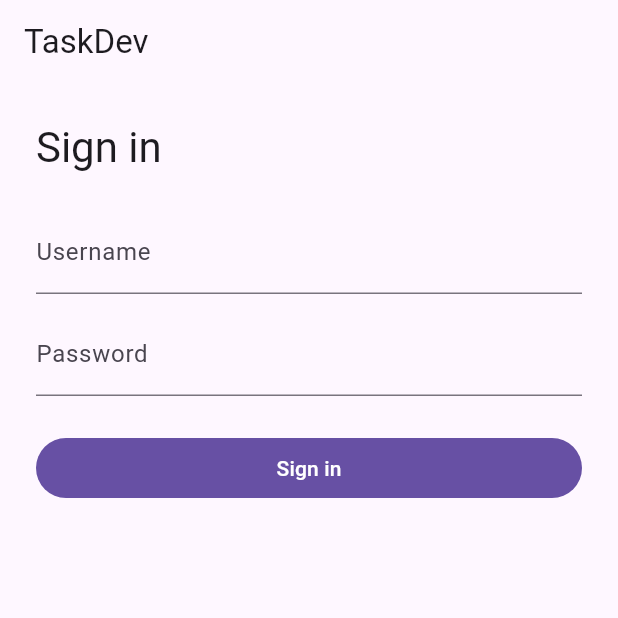
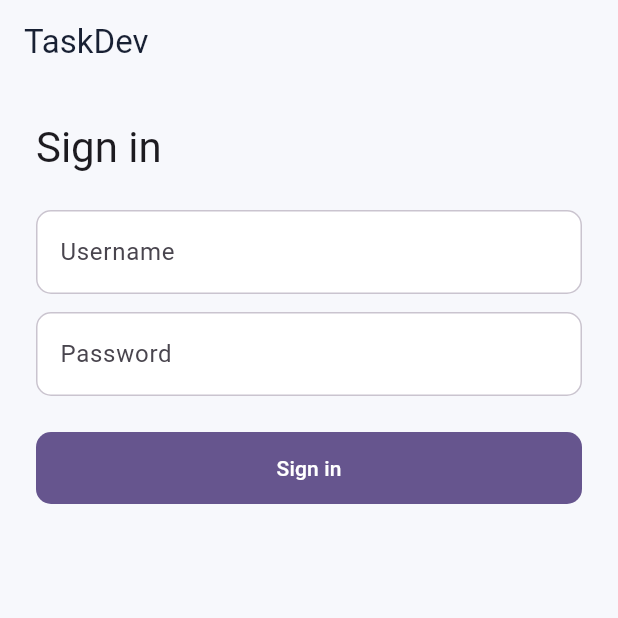
Before and after one commit to MirandaFrancoCBA/taskdev, a Flutter app: the screen it shows after launch, on a phone screen of 412 x 824 dp, the top half of it. Run offline on Flutter 3.47's test engine with Material 3 defaults, Android fonts, the phone set to English and light mode, and no system bars; our stand-ins replace flutter_secure_storage.

Commit message:
Establish MasseDev design system foundations (#68)
* feat(ui): add MasseDev design foundations

* feat(ui): add MasseDev design foundations

* feat(ui): apply MasseDev theme

```diff
--- a/frontend/lib/app.dart
+++ b/frontend/lib/app.dart
@@ -1,6 +1,7 @@
 import 'package:flutter/material.dart';
 
 import 'core/api/api_client.dart';
+import 'core/theme/masse_dev_theme.dart';
 import 'features/auth/session_gate.dart';
 
 class TaskDevApp extends StatelessWidget {
@@ -12,7 +13,7 @@ class TaskDevApp extends StatelessWidget {
     return MaterialApp(
       title: 'TaskDev',
       debugShowCheckedModeBanner: false,
-      theme: ThemeData(useMaterial3: true),
+      theme: TaskDevTheme.light,
       home: SessionGate(api: api),
     );
   }
--- /dev/null
+++ b/frontend/lib/core/theme/masse_dev_theme.dart
@@ -0,0 +1,83 @@
+import 'package:flutter/material.dart';
+
+abstract final class MasseDevTokens {
+  static const brandPurple = Color(0xFF6D3CCF);
+  static const brandBlue = Color(0xFF249DCE);
+  static const ink = Color(0xFF182033);
+  static const mutedInk = Color(0xFF667085);
+  static const canvas = Color(0xFFF7F8FC);
+  static const surface = Colors.white;
+
+  static const spaceXs = 4.0;
+  static const spaceSm = 8.0;
+  static const spaceMd = 16.0;
+  static const spaceLg = 24.0;
+  static const spaceXl = 32.0;
+
+  static const radiusSm = 10.0;
+  static const radiusMd = 16.0;
+  static const radiusLg = 24.0;
+
+  static const pageMaxWidth = 1180.0;
+}
+
+abstract final class TaskDevTheme {
+  static ThemeData get light {
+    final scheme = ColorScheme.fromSeed(
+      seedColor: MasseDevTokens.brandPurple,
+      brightness: Brightness.light,
+      surface: MasseDevTokens.surface,
+    );
+
+    final base = ThemeData(
+      useMaterial3: true,
+      colorScheme: scheme,
+      scaffoldBackgroundColor: MasseDevTokens.canvas,
+    );
+
+    return base.copyWith(
+      appBarTheme: const AppBarTheme(
+        centerTitle: false,
+        elevation: 0,
+        scrolledUnderElevation: 0,
+        backgroundColor: MasseDevTokens.canvas,
+        foregroundColor: MasseDevTokens.ink,
+      ),
+      cardTheme: CardThemeData(
+        elevation: 0,
+        color: MasseDevTokens.surface,
+        margin: EdgeInsets.zero,
+        shape: RoundedRectangleBorder(
+          borderRadius: BorderRadius.circular(MasseDevTokens.radiusMd),
+          side: BorderSide(color: scheme.outlineVariant.withValues(alpha: .55)),
+        ),
+      ),
+      inputDecorationTheme: InputDecorationTheme(
+        filled: true,
+        fillColor: MasseDevTokens.surface,
+        border: OutlineInputBorder(
+          borderRadius: BorderRadius.circular(MasseDevTokens.radiusSm),
+          borderSide: BorderSide(color: scheme.outlineVariant),
+        ),
+        enabledBorder: OutlineInputBorder(
+          borderRadius: BorderRadius.circular(MasseDevTokens.radiusSm),
+          borderSide: BorderSide(color: scheme.outlineVariant),
+        ),
+      ),
+      filledButtonTheme: FilledButtonThemeData(
+        style: FilledButton.styleFrom(
+          minimumSize: const Size(48, 48),
+          shape: RoundedRectangleBorder(
+            borderRadius: BorderRadius.circular(MasseDevTokens.radiusSm),
+          ),
+        ),
+      ),
+      floatingActionButtonTheme: FloatingActionButtonThemeData(
+        shape: RoundedRectangleBorder(
+          borderRadius: BorderRadius.circular(MasseDevTokens.radiusMd),
+        ),
+      ),
+      dividerTheme: DividerThemeData(color: scheme.outlineVariant),
+    );
+  }
+}
```
Also changed, not shown: frontend/lib/core/theme/taskdev_page.dart (added, +79 -0 lines).
